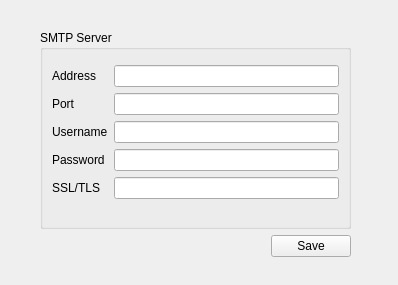
First picture: the form in qtdesigner/settings.ui, repository cclauss/henrique, before the edit.
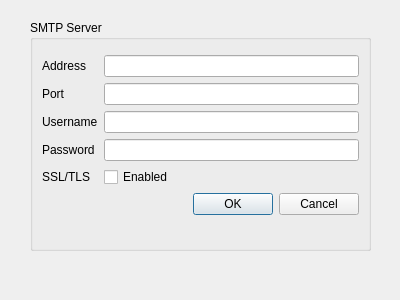
Second picture: the form after the edit.

Commit message: Implemented the settings dialog.

```diff
--- a/qtdesigner/settings.ui
+++ b/qtdesigner/settings.ui
@@ -1,33 +1,27 @@
 <?xml version="1.0" encoding="UTF-8"?>
 <ui version="4.0">
  <class>Settings</class>
- <widget class="QWidget" name="Settings">
+ <widget class="QDialog" name="Settings">
   <property name="geometry">
    <rect>
     <x>0</x>
     <y>0</y>
-    <width>398</width>
-    <height>285</height>
+    <width>400</width>
+    <height>300</height>
    </rect>
   </property>
   <property name="windowTitle">
    <string>Form</string>
   </property>
-  <property name="styleSheet">
-   <string notr="true"/>
-  </property>
-  <widget class="QWidget" name="">
-   <property name="geometry">
-    <rect>
-     <x>40</x>
-     <y>30</y>
-     <width>311</width>
-     <height>227</height>
-    </rect>
-   </property>
-   <layout class="QVBoxLayout" name="MainLayout">
-    <item>
      <widget class="QGroupBox" name="SMTPGroupBox">
+   <property name="geometry">
+    <rect>
+     <x>30</x>
+     <y>20</y>
+     <width>341</width>
+     <height>231</height>
+    </rect>
+   </property>
       <property name="autoFillBackground">
        <bool>true</bool>
       </property>
@@ -88,16 +82,17 @@
          </property>
         </widget>
        </item>
+    <item row="5" column="1">
+     <widget class="QDialogButtonBox" name="SettingsButtonBox">
+      <property name="standardButtons">
+       <set>QDialogButtonBox::Cancel|QDialogButtonBox::Ok</set>
+      </property>
+     </widget>
+    </item>
        <item row="4" column="1">
-        <widget class="QLineEdit" name="SSLLineEdit"/>
-       </item>
-      </layout>
-     </widget>
-    </item>
-    <item alignment="Qt::AlignRight">
-     <widget class="QPushButton" name="SaveButton">
+     <widget class="QCheckBox" name="SSLCheckBox">
       <property name="text">
-       <string>Save</string>
+       <string>Enabled</string>
       </property>
      </widget>
     </item>
```
Left out of the diff: 15 changed lines with no effect on the pictures. Lines whose indentation alone changed are shown as unchanged. The commit also changes 3 other files.
